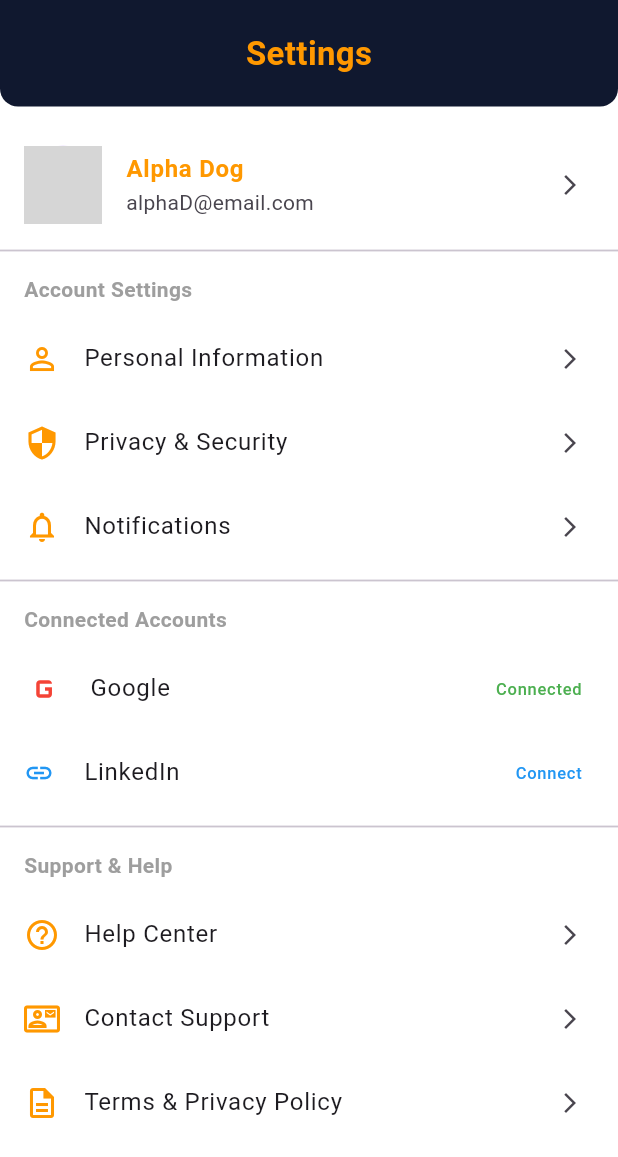
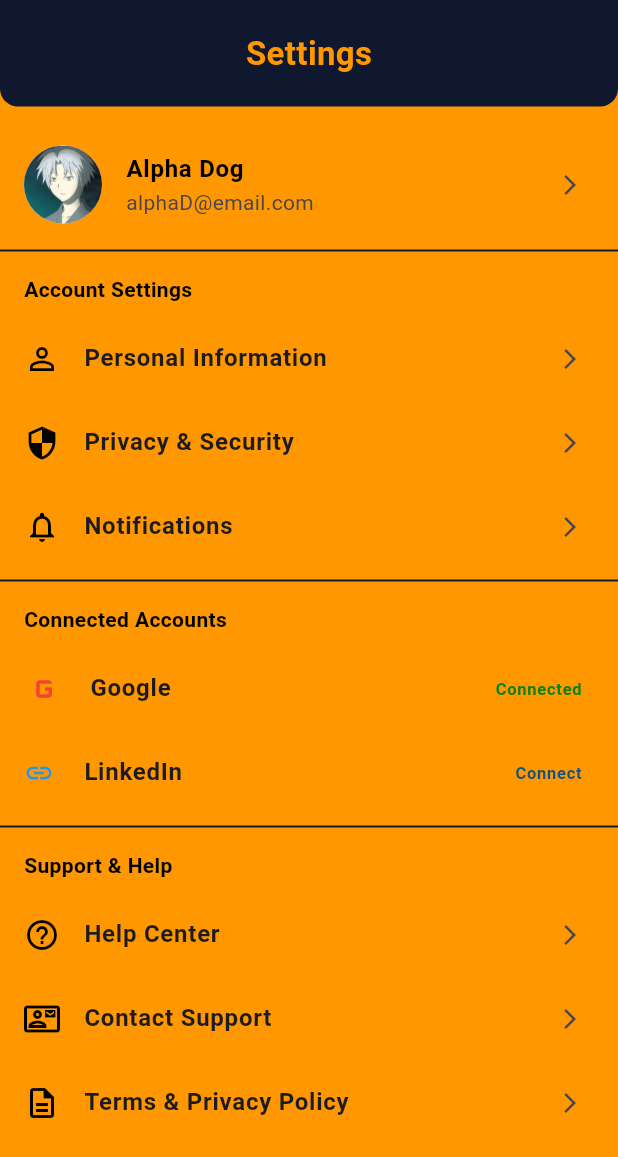
Before and after one commit to Rikue29/grad_ready, a Flutter app: the SettingsPage screen opened directly, on a phone screen of 412 x 824 dp. Shown: the top 1157 px of the screen. Run offline on Flutter 3.47's test engine with Material 3 defaults, Android fonts, the phone set to English and light mode, and no system bars; grey boxes are pictures that could not be loaded.

Commit message:
user interface

```diff
--- a/lib/settings_page.dart
+++ b/lib/settings_page.dart
@@ -6,27 +6,38 @@ class SettingsPage extends StatelessWidget {
   @override
   Widget build(BuildContext context) {
     return Scaffold(
-      backgroundColor: Colors.white,
-      body: SingleChildScrollView( // Wrap the Column in SingleChildScrollView
+      backgroundColor: Colors.orange,
+      body: SingleChildScrollView(
         child: Column(
           children: [
             _buildTopBar(),
             const SizedBox(height: 16),
             _buildUserTile(),
-            const Divider(thickness: 1.2),
+            const Divider(thickness: 1.3, color: Color(0xFF10182F)),
             _buildSectionTitle("Account Settings"),
             _buildSettingItem(Icons.person_outline, "Personal Information"),
             _buildSettingItem(Icons.security_outlined, "Privacy & Security"),
             _buildSettingItem(Icons.notifications_none, "Notifications"),
-            const Divider(thickness: 1.2),
+            const Divider(thickness: 1.3, color: Color(0xFF10182F)),
             _buildSectionTitle("Connected Accounts"),
-            _buildConnectedAccount("Google", "Connected", Colors.green),
-            _buildConnectedAccount("LinkedIn", "Connect", Colors.blue),
-            const Divider(thickness: 1.2),
+            _buildConnectedAccount(
+              "Google",
+              "Connected",
+              const Color.fromARGB(255, 12, 129, 16),
+            ),
+            _buildConnectedAccount(
+              "LinkedIn",
+              "Connect",
+              const Color.fromARGB(255, 15, 80, 133),
+            ),
+            const Divider(thickness: 1.3, color: Color(0xFF10182F)),
             _buildSectionTitle("Support & Help"),
             _buildSettingItem(Icons.help_outline, "Help Center"),
             _buildSettingItem(Icons.contact_mail_outlined, "Contact Support"),
-            _buildSettingItem(Icons.description_outlined, "Terms & Privacy Policy"),
+            _buildSettingItem(
+              Icons.description_outlined,
+              "Terms & Privacy Policy",
+            ),
           ],
         ),
       ),
@@ -59,12 +70,12 @@ class SettingsPage extends StatelessWidget {
   Widget _buildUserTile() {
     return ListTile(
       leading: const CircleAvatar(
-        backgroundImage: AssetImage("assets/avatar.png"), // Replace with your asset
+        backgroundImage: AssetImage("assets/img/profile.jpg"),
         radius: 26,
       ),
       title: const Text(
         "Alpha Dog",
-        style: TextStyle(fontWeight: FontWeight.bold, color: Colors.orange),
+        style: TextStyle(fontWeight: FontWeight.bold, color: Colors.black),
       ),
       subtitle: const Text("alphaD@email.com"),
       trailing: const Icon(Icons.arrow_forward_ios, size: 16),
@@ -82,7 +93,7 @@ class SettingsPage extends StatelessWidget {
         title,
         style: const TextStyle(
           fontWeight: FontWeight.bold,
-          color: Colors.grey,
+          color: Colors.black,
         ),
       ),
     );
@@ -90,8 +101,11 @@ class SettingsPage extends StatelessWidget {
 
   Widget _buildSettingItem(IconData icon, String title) {
     return ListTile(
-      leading: Icon(icon, color: Colors.orange),
-      title: Text(title),
+      leading: Icon(icon, color: Colors.black),
+      title: Text(
+        title,
+        style: const TextStyle(fontWeight: FontWeight.bold), // <-- Bold here
+      ),
       trailing: const Icon(Icons.arrow_forward_ios, size: 16),
       onTap: () {
         // Add navigation if needed
@@ -102,10 +116,18 @@ class SettingsPage extends StatelessWidget {
   Widget _buildConnectedAccount(String platform, String status, Color color) {
     return ListTile(
       leading: _getPlatformIcon(platform),
-      title: Text(platform),
+      title: Text(
+        platform,
+        style: const TextStyle(
+          fontWeight: FontWeight.bold,
+        ), // <-- Bold platform
+      ),
       trailing: Text(
         status,
-        style: TextStyle(color: color),
+        style: TextStyle(
+          fontWeight: FontWeight.bold, // <-- Bold status
+          color: color,
+        ),
       ),
       onTap: () {
         // Add action for linking/unlinking
```
Also changed, not shown: lib/homepage.dart (+80 -69 lines), lib/main.dart (+3 -5 lines), lib/profile_page.dart (+60 -38 lines), lib/screens/splash_screen.dart (added, +85 -0 lines), pubspec.yaml (+14 -2 lines), assets/fonts/Poppins-Bold.ttf (added), assets/fonts/Poppins-Medium.ttf (added), assets/fonts/Poppins-Regular.ttf (added), assets/img/graduation.png (added), assets/img/interview.jpg (added), assets/img/interviewperson.jpg (added), assets/img/presentatation.jpg (added), assets/img/presentation.jpg (added), assets/img/profile.jpg (added), 1 more files.
